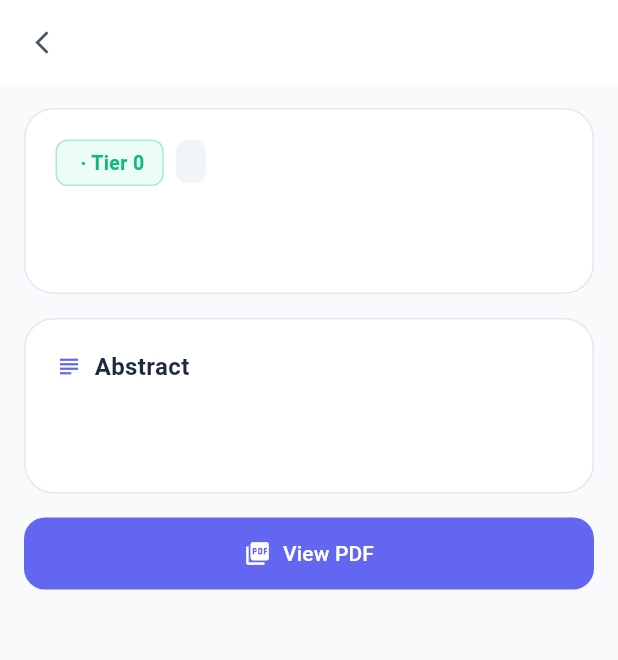
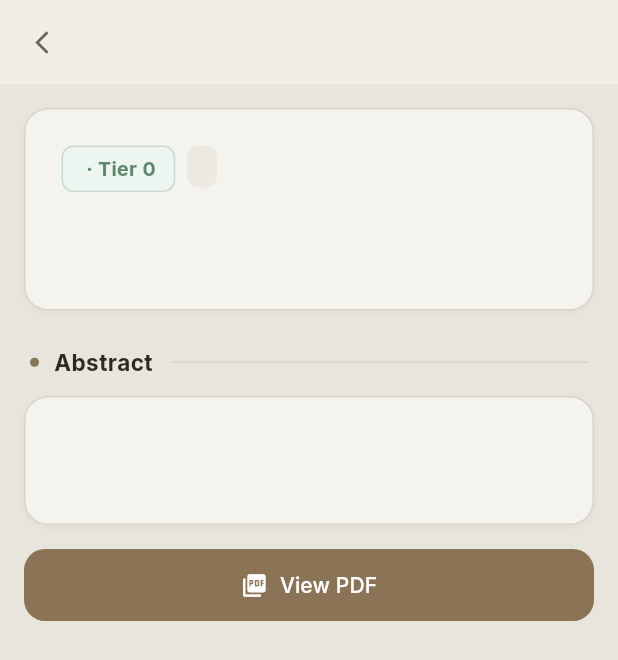
Before and after one commit to zylen97/idea-scout, a Flutter app: the PaperDetailScreen screen opened directly with empty values, on a phone screen of 412 x 824 dp. Shown: the top 660 px of the screen. Run offline on Flutter 3.47's test engine with Material 3 defaults, Android fonts, the phone set to English and light mode, and no system bars; our stand-ins replace google_fonts, shared_preferences; accounts and stored records are empty; network calls fail.

Commit message:
UI redesign: warm academic style, scan history, remove topics
- Inter font via google_fonts, warm color palette (#8B7355 accent, #E8E6DC bg)
- Remove topics tags from cards and detail screen
- Add scan history bar (loads data/scan_history.json)
- Cards: 16px rounded, 1px border, minimal shadow
- Detail: dot+title+line section headings
- Deploy optimization: data-only push, skip flutter build

```diff
--- /dev/null
+++ b/data/scan_history.json
@@ -0,0 +1,5 @@
+{
+  "scans": [
+    {"date": "2026-04-06", "from_date": "2026-01-06", "to_date": "2026-04-06", "tiers": [1], "journals": ["MS","OR","MSOM","POM","JOM","ISR","MISQ"], "paper_count": 252}
+  ]
+}
--- a/lib/screens/paper_detail_screen.dart
+++ b/lib/screens/paper_detail_screen.dart
@@ -13,15 +13,15 @@ class PaperDetailScreen extends StatelessWidget {
   });
 
   static const _tierColors = {
-    1: Color(0xFFEF4444),
-    2: Color(0xFFF59E0B),
-    3: Color(0xFF10B981),
+    1: Color(0xFFC25B3F),
+    2: Color(0xFFB8963E),
+    3: Color(0xFF5A8A6A),
   };
 
   static const _tierBgColors = {
-    1: Color(0xFFFEF2F2),
-    2: Color(0xFFFFFBEB),
-    3: Color(0xFFECFDF5),
+    1: Color(0xFFFAF0ED),
+    2: Color(0xFFFAF6ED),
+    3: Color(0xFFEDF5F0),
   };
 
   @override
@@ -30,21 +30,21 @@ class PaperDetailScreen extends StatelessWidget {
     final tierBg = _tierBgColors[paper.tier] ?? _tierBgColors[3]!;
 
     return Scaffold(
-      backgroundColor: const Color(0xFFF8FAFC),
+      backgroundColor: const Color(0xFFE8E6DC),
       appBar: AppBar(
-        backgroundColor: Colors.white,
+        backgroundColor: const Color(0xFFF0EEE6),
         surfaceTintColor: Colors.transparent,
         elevation: 0,
         leading: IconButton(
           icon: const Icon(Icons.arrow_back_ios_new,
-              size: 18, color: Color(0xFF475569)),
+              size: 18, color: Color(0xFF6B6560)),
           onPressed: () => Navigator.pop(context),
         ),
         title: Text(
           paper.journalName,
           style: const TextStyle(
             fontSize: 14,
-            color: Color(0xFF64748B),
+            color: Color(0xFF6B6560),
             fontWeight: FontWeight.w500,
           ),
         ),
@@ -58,11 +58,18 @@ class PaperDetailScreen extends StatelessWidget {
             Container(
               width: double.infinity,
               margin: const EdgeInsets.all(16),
-              padding: const EdgeInsets.all(20),
+              padding: const EdgeInsets.all(24),
               decoration: BoxDecoration(
-                color: Colors.white,
-                borderRadius: BorderRadius.circular(20),
-                border: Border.all(color: const Color(0xFFE2E8F0)),
+                color: const Color(0xFFF5F3ED),
+                borderRadius: BorderRadius.circular(16),
+                border: Border.all(color: const Color(0xFFD8D4CA)),
+                boxShadow: const [
+                  BoxShadow(
+                    color: Color(0x0A000000),
+                    offset: Offset(0, 1),
+                    blurRadius: 3,
+                  ),
+                ],
               ),
               child: Column(
                 crossAxisAlignment: CrossAxisAlignment.start,
@@ -79,7 +86,7 @@ class PaperDetailScreen extends StatelessWidget {
                           color: tierBg,
                           borderRadius: BorderRadius.circular(8),
                           border: Border.all(
-                              color: tierColor.withValues(alpha: 0.3)),
+                              color: tierColor.withValues(alpha: 0.25)),
                         ),
                         child: Text(
                           '${paper.journalId} · Tier ${paper.tier}',
@@ -94,13 +101,13 @@ class PaperDetailScreen extends StatelessWidget {
                         padding: const EdgeInsets.symmetric(
                             horizontal: 10, vertical: 5),
                         decoration: BoxDecoration(
-                          color: const Color(0xFFF1F5F9),
+                          color: const Color(0xFFECE9E1),
                           borderRadius: BorderRadius.circular(8),
                         ),
                         child: Text(
                           paper.date,
                           style: const TextStyle(
-                            color: Color(0xFF64748B),
+                            color: Color(0xFF6B6560),
                             fontSize: 13,
                           ),
                         ),
@@ -110,19 +117,19 @@ class PaperDetailScreen extends StatelessWidget {
                           padding: const EdgeInsets.symmetric(
                               horizontal: 10, vertical: 5),
                           decoration: BoxDecoration(
-                            color: const Color(0xFFECFDF5),
+                            color: const Color(0xFFEDF5F0),
                             borderRadius: BorderRadius.circular(8),
                           ),
                           child: const Row(
                             mainAxisSize: MainAxisSize.min,
                             children: [
                               Icon(Icons.lock_open,
-                                  size: 14, color: Color(0xFF059669)),
+                                  size: 14, color: Color(0xFF5A8A6A)),
                               SizedBox(width: 4),
                               Text(
                                 'Open Access',
                                 style: TextStyle(
-                                  color: Color(0xFF059669),
+                                  color: Color(0xFF5A8A6A),
                                   fontSize: 12,
                                   fontWeight: FontWeight.w600,
                                 ),
@@ -135,19 +142,19 @@ class PaperDetailScreen extends StatelessWidget {
                           padding: const EdgeInsets.symmetric(
                               horizontal: 10, vertical: 5),
                           decoration: BoxDecoration(
-                            color: const Color(0xFFF1F5F9),
+                            color: const Color(0xFFECE9E1),
                             borderRadius: BorderRadius.circular(8),
                           ),
                           child: Row(
                             mainAxisSize: MainAxisSize.min,
                             children: [
                               const Icon(Icons.format_quote,
-                                  size: 14, color: Color(0xFF64748B)),
+                                  size: 14, color: Color(0xFF6B6560)),
                               const SizedBox(width: 4),
                               Text(
                                 'Cited ${paper.citedBy}',
                                 style: const TextStyle(
-                                  color: Color(0xFF64748B),
+                                  color: Color(0xFF6B6560),
                                   fontSize: 12,
                                 ),
                               ),
@@ -156,7 +163,7 @@ class PaperDetailScreen extends StatelessWidget {
                         ),
                     ],
                   ),
-                  const SizedBox(height: 20),
+                  const SizedBox(height: 24),
 
                   // Chinese title
                   if (paper.titleCn.isNotEmpty) ...[
@@ -166,7 +173,7 @@ class PaperDetailScreen extends StatelessWidget {
                         fontSize: 20,
                         fontWeight: FontWeight.w700,
                         height: 1.4,
-                        color: Color(0xFF0F172A),
+                        color: Color(0xFF2D2A26),
                       ),
                     ),
                     const SizedBox(height: 10),
@@ -181,44 +188,44 @@ class PaperDetailScreen extends StatelessWidget {
                           ? FontWeight.w400
                           : FontWeight.w700,
                       color: paper.titleCn.isNotEmpty
-                          ? const Color(0xFF64748B)
-                          : const Color(0xFF0F172A),
+                          ? const Color(0xFF6B6560)
+                          : const Color(0xFF2D2A26),
                       height: 1.5,
                     ),
                   ),
 
                   // DOI
                   if (paper.doi.isNotEmpty) ...[
-                    const SizedBox(height: 14),
+                    const SizedBox(height: 16),
                     GestureDetector(
                       onTap: () => launchUrl(Uri.parse(paper.doi)),
                       child: Container(
                         padding: const EdgeInsets.symmetric(
                             horizontal: 12, vertical: 8),
                         decoration: BoxDecoration(
-                          color: const Color(0xFFF0F9FF),
+                          color: const Color(0xFFECE9E1),
                           borderRadius: BorderRadius.circular(8),
                           border: Border.all(
-                              color: const Color(0xFFBAE6FD)),
+                              color: const Color(0xFFD8D4CA)),
                         ),
                         child: Row(
                           children: [
                             const Icon(Icons.link,
-                                size: 16, color: Color(0xFF0284C7)),
+                                size: 16, color: Color(0xFF8B7355)),
                             const SizedBox(width: 8),
                             Expanded(
                               child: Text(
                                 paper.doi,
                                 style: const TextStyle(
                                   fontSize: 12,
-                                  color: Color(0xFF0284C7),
+                                  color: Color(0xFF8B7355),
                                 ),
                                 maxLines: 1,
                                 overflow: TextOverflow.ellipsis,
                               ),
                             ),
                             const Icon(Icons.open_in_new,
-                                size: 14, color: Color(0xFF0284C7)),
+                                size: 14, color: Color(0xFF8B7355)),
                           ],
                         ),
                       ),
@@ -228,52 +235,76 @@ class PaperDetailScreen extends StatelessWidget {
               ),
             ),
 
+            // Abstract section heading
+            Padding(
+              padding: const EdgeInsets.fromLTRB(20, 8, 20, 0),
+              child: Row(
+                children: [
+                  Container(
+                    width: 6,
+                    height: 6,
+                    decoration: const BoxDecoration(
+                      color: Color(0xFF8B7355),
+                      shape: BoxShape.circle,
+                    ),
+                  ),
+                  const SizedBox(width: 10),
+                  const Text(
+                    'Abstract',
+                    style: TextStyle(
+                      fontSize: 15,
+                      fontWeight: FontWeight.w700,
+                      color: Color(0xFF2D2A26),
+                      letterSpacing: 0.3,
+                    ),
+                  ),
+                  const SizedBox(width: 12),
+                  Expanded(
+                    child: Container(
+                      height: 1,
+                      color: const Color(0xFFD8D4CA),
+                    ),
+                  ),
+                ],
+              ),
+            ),
+
             // Abstract card
             Container(
               width: double.infinity,
-              margin: const EdgeInsets.symmetric(horizontal: 16),
-              padding: const EdgeInsets.all(20),
+              margin: const EdgeInsets.fromLTRB(16, 12, 16, 0),
+              padding: const EdgeInsets.all(24),
               decoration: BoxDecoration(
-                color: Colors.white,
-                borderRadius: BorderRadius.circular(20),
-                border: Border.all(color: const Color(0xFFE2E8F0)),
+                color: const Color(0xFFF5F3ED),
+                borderRadius: BorderRadius.circular(16),
+                border: Border.all(color: const Color(0xFFD8D4CA)),
+                boxShadow: const [
+                  BoxShadow(
+                    color: Color(0x0A000000),
+                    offset: Offset(0, 1),
+                    blurRadius: 3,
+                  ),
+                ],
               ),
               child: Column(
                 crossAxisAlignment: CrossAxisAlignment.start,
                 children: [
-                  const Row(
-                    children: [
-                      Icon(Icons.subject,
-                          size: 18, color: Color(0xFF6366F1)),
-                      SizedBox(width: 8),
-                      Text(
-                        'Abstract',
-                        style: TextStyle(
-                          fontSize: 16,
-                          fontWeight: FontWeight.w700,
-                          color: Color(0xFF1E293B),
-                        ),
-                      ),
-                    ],
-                  ),
-                  const SizedBox(height: 16),
-
                   if (paper.abstractCn.isNotEmpty) ...[
                     SelectableText(
                       paper.abstractCn,
                       style: const TextStyle(
                         fontSize: 15,
                         height: 1.8,
-                        color: Color(0xFF334155),
+                        color: Color(0xFF3D3A36),
                       ),
                     ),
                     const SizedBox(height: 20),
                     Container(
                       decoration: BoxDecoration(
-                        color: const Color(0xFFF8FAFC),
+                        color: const Color(0xFFECE9E1),
                         borderRadius: BorderRadius.circular(12),
                         border:
-                            Border.all(color: const Color(0xFFE2E8F0)),
+                            Border.all(color: const Color(0xFFD8D4CA)),
                       ),
                       child: ExpansionTile(
                         shape: RoundedRectangleBorder(
@@ -282,7 +313,7 @@ class PaperDetailScreen extends StatelessWidget {
                           'English Abstract',
                           style: TextStyle(
                             fontSize: 13,
-                            color: Color(0xFF64748B),
+                            color: Color(0xFF6B6560),
                             fontWeight: FontWeight.w500,
                           ),
                         ),
@@ -293,7 +324,7 @@ class PaperDetailScreen extends StatelessWidget {
                               paper.abstract_,
                               style: const TextStyle(
                                 fontSize: 13,
-                                color: Color(0xFF64748B),
+                                color: Color(0xFF6B6560),
                                 height: 1.7,
                               ),
                             ),
@@ -307,73 +338,13 @@ class PaperDetailScreen extends StatelessWidget {
                       style: const TextStyle(
                         fontSize: 15,
                         height: 1.8,
-                        color: Color(0xFF334155),
+                        color: Color(0xFF3D3A36),
                       ),
                     ),
                   ],
                 ],
               ),
             ),
-
-            // Topics card
-            if (paper.topics.isNotEmpty) ...[
-              const SizedBox(height: 16),
-              Container(
-                width: double.infinity,
-                margin: const EdgeInsets.symmetric(horizontal: 16),
-                padding: const EdgeInsets.all(20),
-                decoration: BoxDecoration(
-                  color: Colors.white,
-                  borderRadius: BorderRadius.circular(20),
-                  border: Border.all(color: const Color(0xFFE2E8F0)),
-                ),
-                child: Column(
-                  crossAxisAlignment: CrossAxisAlignment.start,
-                  children: [
-                    const Row(
-                      children: [
-                        Icon(Icons.label_outline,
-                            size: 18, color: Color(0xFF6366F1)),
-                        SizedBox(width: 8),
-                        Text(
-                          'Topics',
-                          style: TextStyle(
-                            fontSize: 16,
-                            fontWeight: FontWeight.w700,
-                            color: Color(0xFF1E293B),
-                          ),
-                        ),
-                      ],
-                    ),
-                    const SizedBox(height: 12),
-                    Wrap(
-                      spacing: 8,
-                      runSpacing: 8,
-                      children: paper.topics
-                          .where((t) => t.isNotEmpty)
-                          .map(
-                            (t) => Container(
-                              padding: const EdgeInsets.symmetric(
-                                  horizontal: 12, vertical: 6),
-                              decoration: BoxDecoration(
-                                color: const Color(0xFFEEF2FF),
-                                borderRadius: BorderRadius.circular(8),
-                              ),
-                              child: Text(
-                                t,
-                                style: const TextStyle(
-                                  fontSize: 13,
-                                  color: Color(0xFF4338CA),
-                                ),
-                              ),
-                            ),
-                          )
-                          .toList(),
-                    ),
-                  ],
-                ),
-              ),
-            ],
 
             // PDF button
             if (paper.pdfUrl != null) ...[
@@ -387,7 +358,7 @@ class PaperDetailScreen extends StatelessWidget {
                     icon: const Icon(Icons.picture_as_pdf),
                     label: const Text('View PDF'),
                     style: ElevatedButton.styleFrom(
-                      backgroundColor: const Color(0xFF6366F1),
+                      backgroundColor: const Color(0xFF8B7355),
                       foregroundColor: Colors.white,
                       padding: const EdgeInsets.symmetric(vertical: 14),
                       shape: RoundedRectangleBorder(
--- a/pubspec.yaml
+++ b/pubspec.yaml
@@ -13,6 +13,7 @@ dependencies:
   http: ^1.3.0
   shared_preferences: ^2.5.0
   url_launcher: ^6.3.0
+  google_fonts: ^6.2.1
 
 dev_dependencies:
   flutter_test:
```
Also changed, not shown: lib/main.dart (+18 -7 lines), lib/screens/home_screen.dart (+151 -69 lines), lib/widgets/paper_card.dart (+33 -50 lines), pubspec.lock.
